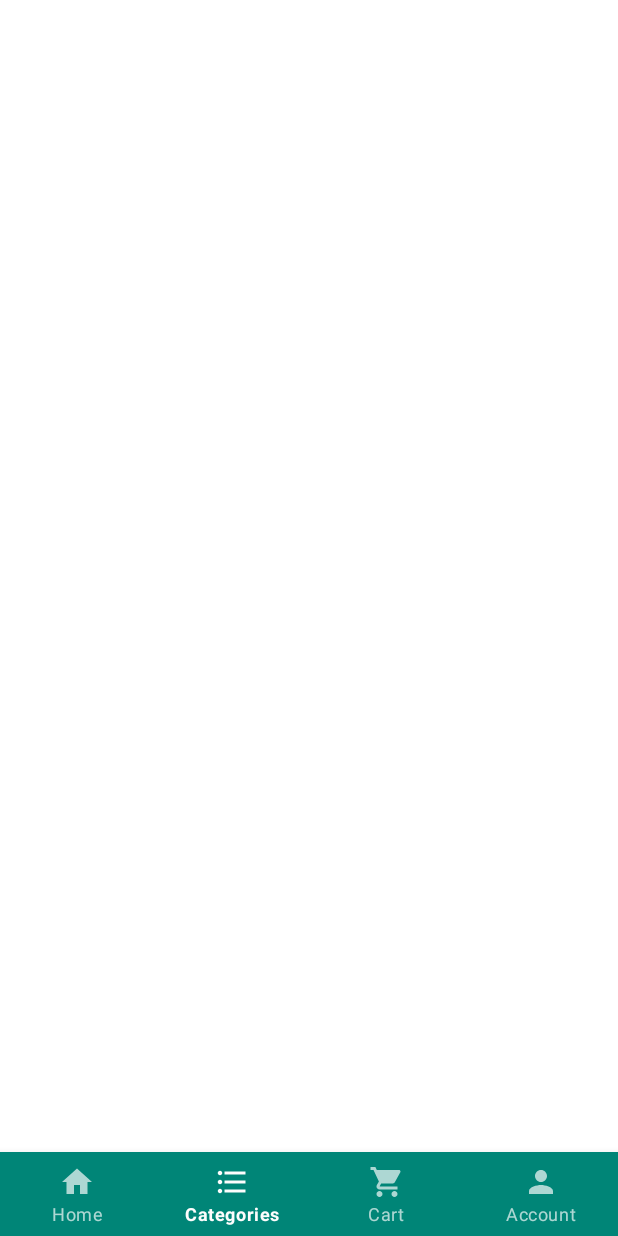
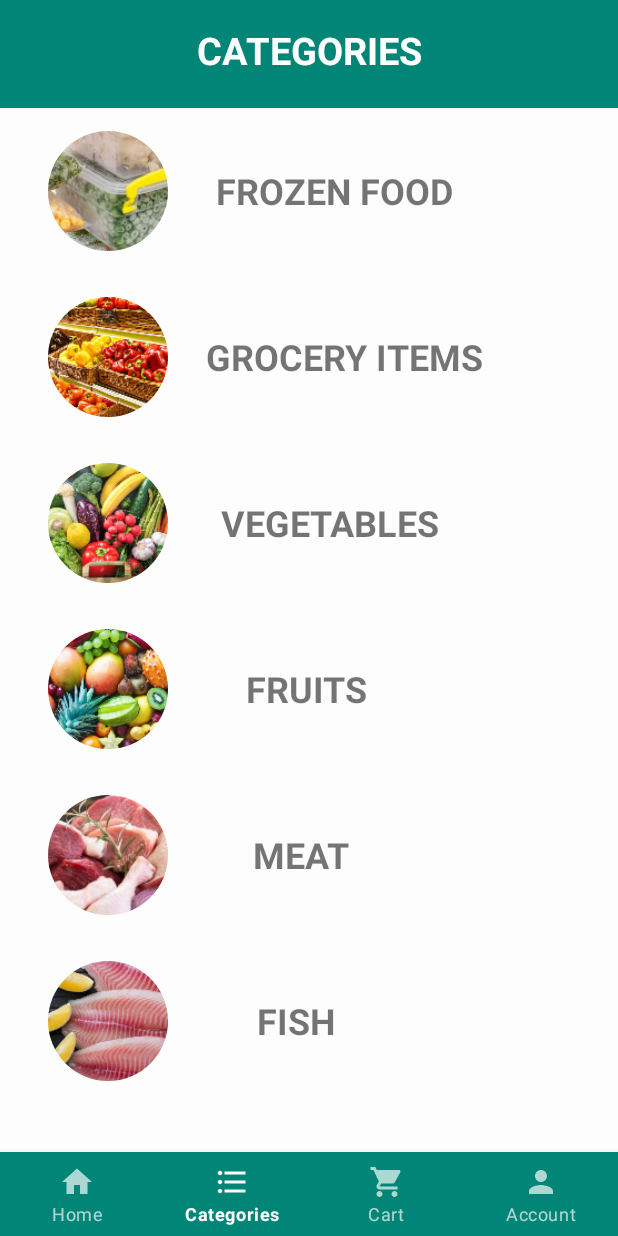
Before and after one commit to ViduraPrasangana/ShoppingCart, an Android app: the MainActivity screen opened directly, with no data from a screen before it, item 2 of the bottom bar chosen, on a phone screen of 412 x 824 dp. Run offline under Robolectric (Android 15) with nearby library versions, the phone set to English and light mode, and no system bars; our stand-ins replace CircleImageView.

Commit message:
Partially Finished the category Interface
There is a problem though , there is a problem with the height of the interface

```diff
--- a/app/src/main/java/com/ayesha/shoppingcart/CategoryFragment.java
+++ b/app/src/main/java/com/ayesha/shoppingcart/CategoryFragment.java
@@ -8,6 +8,10 @@ import android.view.ViewGroup;
 import androidx.annotation.NonNull;
 import androidx.annotation.Nullable;
 import androidx.fragment.app.Fragment;
+import androidx.recyclerview.widget.LinearLayoutManager;
+import androidx.recyclerview.widget.RecyclerView;
+
+import java.util.ArrayList;
 
 public class CategoryFragment extends Fragment {
     //Categories!//
@@ -19,10 +23,27 @@ public class CategoryFragment extends Fragment {
     //--Fish
     //--Liquor
     //--Chilled
-    Category FrozenFood = new Category(0,)
+
+
+    private ArrayList<Category>categories = new ArrayList<>();
+
     @Nullable
     @Override
     public View onCreateView(@NonNull LayoutInflater inflater, @Nullable ViewGroup container, @Nullable Bundle savedInstanceState) {
-        return inflater.inflate(R.layout.categories_fragment,container,false);
+        View view =  inflater.inflate(R.layout.categories_fragment,container,false);
+        initcategories(view);
+        return view;
+    }
+
+    private void initcategories(View view){
+        this.categories = Constants.getCategoryArrayList();
+        this.initRecycleView(view);
+    }
+
+    private void initRecycleView(View view){
+        RecyclerView recyclerView = view.findViewById(R.id.categoryRecyclerLayout);
+        RecyclerViewAdapterCategory adapter = new RecyclerViewAdapterCategory(getActivity(),categories);
+        recyclerView.setAdapter(adapter);
+        recyclerView.setLayoutManager(new LinearLayoutManager(getActivity()));
     }
 }
--- a/app/src/main/java/com/ayesha/shoppingcart/Constants.java
+++ b/app/src/main/java/com/ayesha/shoppingcart/Constants.java
@@ -7,7 +7,36 @@ import android.widget.Toast;
 
 import com.google.android.material.snackbar.Snackbar;
 
+import java.util.ArrayList;
+
 class Constants {
+
+    static Category frozenFood = new Category(0,R.mipmap.category_frozen_food,"Frozen Food");
+    static Category grocery = new Category(0,R.mipmap.category_grocery,"Grocery Items");
+    static Category vegetable = new Category(0,R.mipmap.category_vegetable,"Vegetables");
+    static Category fruit = new Category(0,R.mipmap.category_fruit,"Fruits");
+    static Category meat = new Category(0,R.mipmap.category_meat,"Meat");
+    static Category fish = new Category(0,R.mipmap.category_fish,"Fish");
+    static Category liquor = new Category(0,R.mipmap.category_liquor,"Liquor");
+    static Category chilled = new Category(0,R.mipmap.category_chilled,"Chilled Food Items");
+    static Category chilled2 = new Category(0,R.mipmap.category_chilled,"Chilled Food Items");
+
+    static ArrayList<Category> getCategoryArrayList(){
+        ArrayList<Category> categories = new ArrayList<>();
+
+        categories.add(frozenFood);
+        categories.add(grocery);
+        categories.add(vegetable);
+        categories.add(fruit);
+        categories.add(meat);
+        categories.add(fish);
+        categories.add(liquor);
+        categories.add(chilled);
+        categories.add(chilled2);
+
+        return categories;
+    }
+
     static void showToast(Context context, String text){
         Toast.makeText(context,text,Toast.LENGTH_SHORT).show();
     }
--- a/app/src/main/java/com/ayesha/shoppingcart/RecyclerViewAdapterCategory.java
+++ b/app/src/main/java/com/ayesha/shoppingcart/RecyclerViewAdapterCategory.java
@@ -1,6 +1,7 @@
 package com.ayesha.shoppingcart;
 
 import android.content.Context;
+import android.view.LayoutInflater;
 import android.view.View;
 import android.view.ViewGroup;
 import android.widget.TextView;
@@ -27,7 +28,9 @@ public class RecyclerViewAdapterCategory extends RecyclerView.Adapter<RecyclerVi
     @NonNull
     @Override
     public ViewHolder onCreateViewHolder(@NonNull ViewGroup parent, int viewType) {
-        return null;
+        View view = LayoutInflater.from(parent.getContext()).inflate(R.layout.category_recylcer_view, parent, false);
+        ViewHolder holder = new ViewHolder(view);
+        return holder;
     }
 
     @Override
--- a/app/src/main/res/layout/categories_fragment.xml
+++ b/app/src/main/res/layout/categories_fragment.xml
@@ -4,33 +4,53 @@
     xmlns:tools="http://schemas.android.com/tools"
     android:orientation="vertical" android:layout_width="match_parent"
     android:layout_height="match_parent"
-    android:gravity="center">
+    android:gravity="center" >
+<!--    android:paddingBottom="5dp">-->
 
     <androidx.constraintlayout.widget.ConstraintLayout
         android:layout_width="match_parent"
         android:layout_height="match_parent"
-        android:background="#3E38B116">
+        android:background="#FDFDFD">
+
+        <androidx.appcompat.widget.Toolbar
+            android:id="@+id/toolbar"
+            android:layout_width="418dp"
+            android:layout_height="72dp"
+            android:background="?attr/colorPrimary"
+            android:minHeight="?attr/actionBarSize"
+            android:theme="?attr/actionBarTheme"
+            app:layout_constraintEnd_toEndOf="parent"
+            app:layout_constraintHorizontal_bias="1.0"
+            app:layout_constraintStart_toStartOf="parent"
+            app:layout_constraintTop_toTopOf="parent" />
 
         <TextView
             android:id="@+id/categoryName"
             android:layout_width="wrap_content"
             android:layout_height="wrap_content"
-            android:layout_marginTop="81dp"
+            android:layout_marginTop="16dp"
             android:text="CATEGORIES"
+            android:textAlignment="center"
             android:textAllCaps="true"
-            android:textSize="30sp"
+            android:textColor="#FFFFFF"
+            android:textSize="25sp"
             android:textStyle="bold"
             app:layout_constraintEnd_toEndOf="parent"
             app:layout_constraintStart_toStartOf="parent"
             app:layout_constraintTop_toTopOf="parent" />
 
         <androidx.recyclerview.widget.RecyclerView
-            android:layout_width="match_parent"
-            android:layout_height="wrap_content"
-            android:layout_marginTop="81dp"
+            android:id="@+id/categoryRecyclerLayout"
+            android:layout_width="414dp"
+            android:layout_height="652dp"
+            android:scrollbars="vertical"
+            app:layout_constraintBottom_toBottomOf="parent"
             app:layout_constraintEnd_toEndOf="parent"
+            app:layout_constraintHorizontal_bias="0.0"
             app:layout_constraintStart_toStartOf="parent"
-            app:layout_constraintTop_toBottomOf="@+id/categoryName" />
+            app:layout_constraintTop_toBottomOf="@+id/toolbar"
+            app:layout_constraintVertical_bias="0.0" />
+
     </androidx.constraintlayout.widget.ConstraintLayout>
 
 </LinearLayout>
--- a/app/src/main/res/layout/category_recylcer_view.xml
+++ b/app/src/main/res/layout/category_recylcer_view.xml
@@ -9,15 +9,15 @@
 
     <TextView
         android:id="@+id/categoryName"
-        android:layout_width="125dp"
+        android:layout_width="wrap_content"
         android:layout_height="33dp"
         android:layout_marginStart="4dp"
-        android:layout_marginTop="56dp"
         android:layout_marginEnd="16dp"
         android:text="TextView"
         android:textAllCaps="true"
         android:textSize="24sp"
         android:textStyle="bold"
+        app:layout_constraintBottom_toBottomOf="parent"
         app:layout_constraintEnd_toEndOf="parent"
         app:layout_constraintHorizontal_bias="0.259"
         app:layout_constraintRight_toRightOf="@id/categoryImage"
@@ -29,8 +29,8 @@
         android:id="@+id/categoryImage"
         android:layout_width="80dp"
         android:layout_height="80dp"
-        android:layout_marginTop="32dp"
         android:src="@mipmap/ic_launcher"
+        app:layout_constraintBottom_toBottomOf="parent"
         app:layout_constraintEnd_toEndOf="parent"
         app:layout_constraintHorizontal_bias="0.054"
         app:layout_constraintStart_toStartOf="parent"
--- a/app/src/main/res/layout/home_fragment.xml
+++ b/app/src/main/res/layout/home_fragment.xml
@@ -25,6 +25,7 @@
                 android:padding="10dp"
                 android:text="Home"
                 android:textAlignment="center"
+                android:textAllCaps="true"
                 android:textColor="@android:color/white"
                 android:textSize="25sp"
                 android:textStyle="bold" />
--- a/app/src/main/res/layout/main_layout.xml
+++ b/app/src/main/res/layout/main_layout.xml
@@ -11,7 +11,7 @@
     <androidx.viewpager.widget.ViewPager
         android:id="@+id/view_pager"
         android:layout_width="match_parent"
-        android:layout_height="0dp"
+        android:layout_height="wrap_content"
         android:layout_weight="1" />
 
 
```
